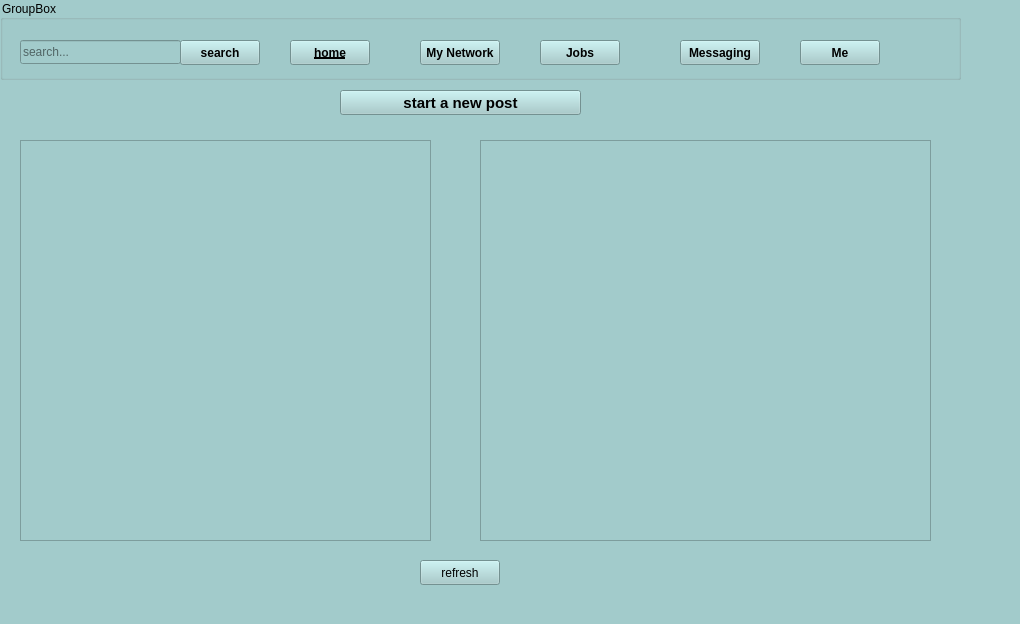
The window that home.ui (white-vessel/eyd-project) describes before a commit, drawn with Qt 5.
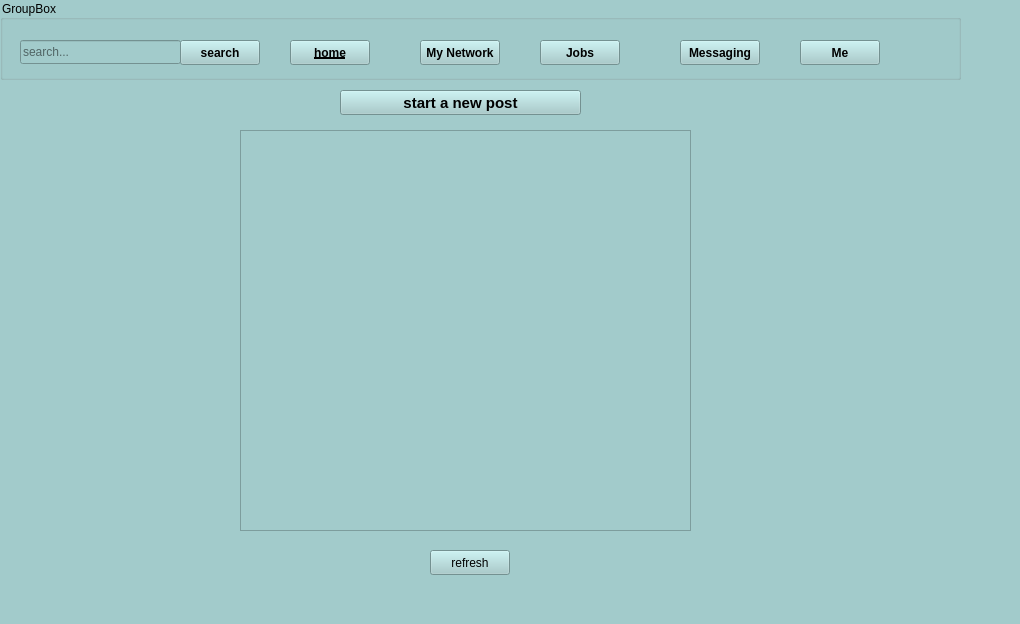
The same window after the commit. Icons and pictures are not drawn.

```diff
--- a/home.ui
+++ b/home.ui
@@ -193,8 +193,8 @@
    <widget class="QPushButton" name="pushButton_7">
     <property name="geometry">
      <rect>
-      <x>420</x>
-      <y>560</y>
+      <x>430</x>
+      <y>550</y>
       <width>80</width>
       <height>25</height>
      </rect>
@@ -206,36 +206,13 @@
    <widget class="QTableView" name="tableView">
     <property name="geometry">
      <rect>
-      <x>480</x>
-      <y>140</y>
+      <x>240</x>
+      <y>130</y>
       <width>451</width>
       <height>401</height>
      </rect>
     </property>
    </widget>
-   <widget class="QScrollArea" name="scrollArea">
-    <property name="geometry">
-     <rect>
-      <x>20</x>
-      <y>140</y>
-      <width>411</width>
-      <height>401</height>
-     </rect>
-    </property>
-    <property name="widgetResizable">
-     <bool>true</bool>
-    </property>
-    <widget class="QWidget" name="scrollContents">
-     <property name="geometry">
-      <rect>
-       <x>0</x>
-       <y>0</y>
-       <width>409</width>
-       <height>399</height>
-      </rect>
-     </property>
-    </widget>
-   </widget>
   </widget>
   <widget class="QStatusBar" name="statusbar"/>
  </widget>
```
